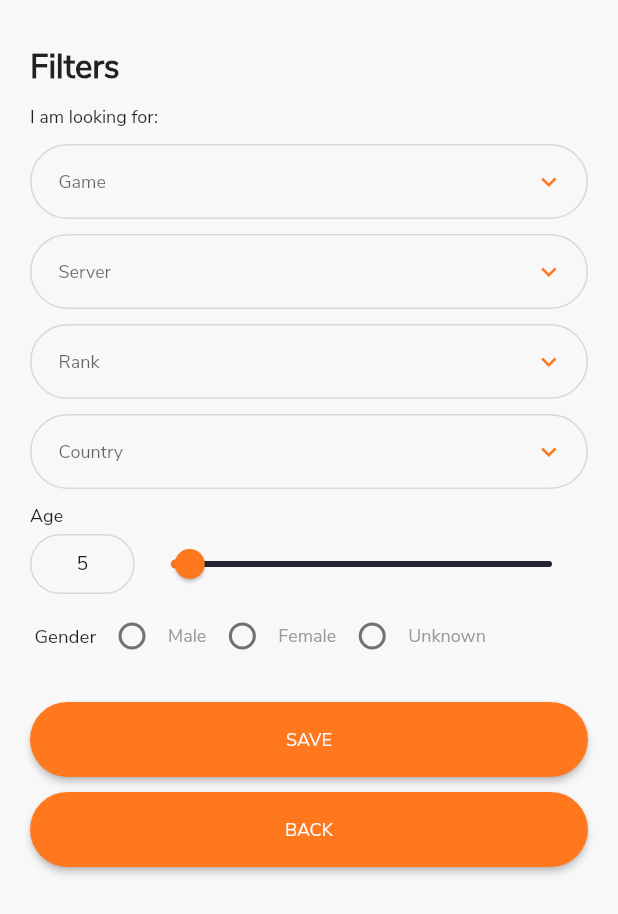
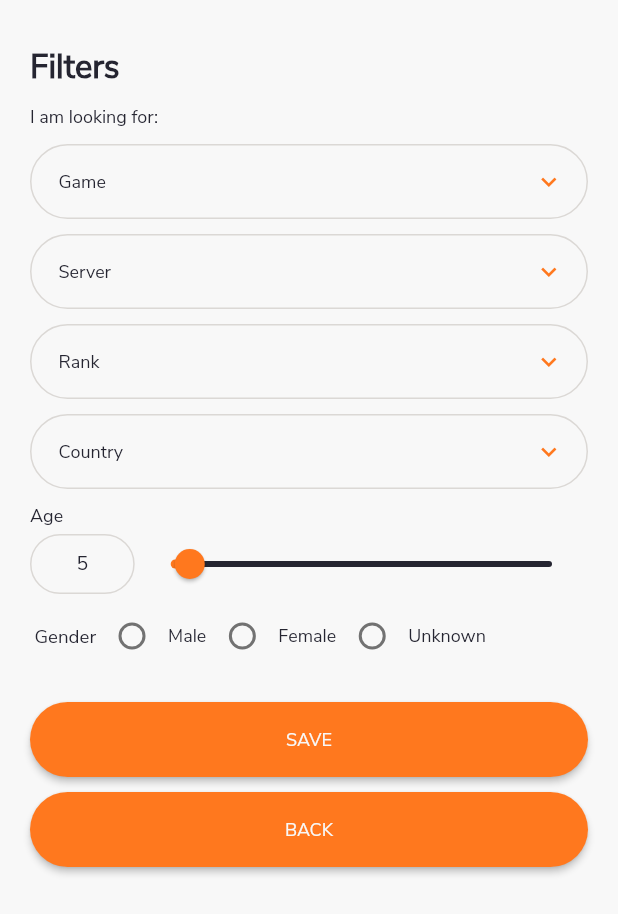
Before and after one commit to vrunds82/gamingpanda, a Flutter app: the filteritem screen opened by its route, on a phone screen of 412 x 824 dp. Shown: the top 914 px of the screen. Run offline on Flutter 3.47's test engine with Material 2 defaults, Android fonts, the phone set to English and light mode, and no system bars; our stand-ins replace material_design_icons_flutter, shared_preferences; missing offline and left inert: flutter_range_slider; accounts and stored records are empty.

Commit message:
Final Build

```diff
--- a/lib/filters.dart
+++ b/lib/filters.dart
@@ -56,10 +56,10 @@ class _filteritemState extends State<filteritem> {
             Row(crossAxisAlignment: CrossAxisAlignment.start,
               mainAxisAlignment: MainAxisAlignment.start,
               children: <Widget>[
-                Text("Filters",textAlign: TextAlign.left,style: TextStyle(
+                CustomText(text:"Filters",
                   fontWeight: FontWeight.bold,
                   fontSize: 22
-                ),),
+                ,),
 
               ],
             ),
@@ -67,9 +67,9 @@ class _filteritemState extends State<filteritem> {
             Row(crossAxisAlignment: CrossAxisAlignment.start,
               mainAxisAlignment: MainAxisAlignment.start,
               children: <Widget>[
-                Text("I am looking for:",textAlign: TextAlign.left,style: TextStyle(
+                CustomText(text:"I am looking for:",
                   fontSize:12,
-                ),),
+                ),
               ],
             ),
 SizedBox(height: 10,),
@@ -89,7 +89,7 @@ SizedBox(height: 10,),
                   Expanded(
                     child: DropdownButton(hint: Padding(
                       padding: const EdgeInsets.only(left: 18),
-                      child: Text("Game",style: TextStyle(fontSize: 12),),
+                      child: CustomText(text:"Game",fontSize: 12,),
                     ),underline: SizedBox(),
                       icon: Padding(
                         padding: const EdgeInsets.only(right: 15),
@@ -105,7 +105,7 @@ SizedBox(height: 10,),
                           value: val,
                           child: Padding(
                             padding: const EdgeInsets.all(10.0),
-                            child: Text(val,style: TextStyle(fontSize: 12),),
+                            child: CustomText(text:val,fontSize: 12,),
                           ),
                         );
                       }).toList(),
@@ -140,7 +140,7 @@ SizedBox(height: 10,),
                   Expanded(
                     child: DropdownButton(hint: Padding(
                       padding: const EdgeInsets.only(left: 18),
-                      child: Text("Server",style: TextStyle(fontSize: 12),),
+                      child: CustomText(text:"Server",fontSize: 12,),
                     ),underline: SizedBox(),
                       icon: Padding(
                         padding: const EdgeInsets.only(right: 15),
@@ -156,7 +156,7 @@ SizedBox(height: 10,),
                           value: val,
                           child: Padding(
                             padding: const EdgeInsets.all(10.0),
-                            child: Text(val,style: TextStyle(fontSize: 12),),
+                            child: CustomText(text:val,fontSize: 12,),
                           ),
                         );
                       }).toList(),
@@ -190,7 +190,7 @@ SizedBox(height: 10,),
                   Expanded(
                     child: DropdownButton(hint: Padding(
                       padding: const EdgeInsets.only(left: 18),
-                      child: Text("Rank",style: TextStyle(fontSize: 12),),
+                      child: CustomText(text:"Rank",fontSize: 12),
                     ),underline: SizedBox(),
                       icon: Padding(
                         padding: const EdgeInsets.only(right: 15),
@@ -206,7 +206,7 @@ SizedBox(height: 10,),
                           value: val,
                           child: Padding(
                             padding: const EdgeInsets.all(10.0),
-                            child: Text(val,style: TextStyle(fontSize: 12)),
+                            child: CustomText(text:val,fontSize: 12),
                           ),
                         );
                       }).toList(),
@@ -240,7 +240,7 @@ SizedBox(height: 10,),
                   Expanded(
                     child: DropdownButton(hint: Padding(
                       padding: const EdgeInsets.only(left: 18),
-                      child: Text("Country",style: TextStyle(fontSize: 12),),
+                      child: CustomText(text:"Country",fontSize: 12,),
                     ),underline: SizedBox(),
                       icon: Padding(
                         padding: const EdgeInsets.only(right: 15),
@@ -256,7 +256,7 @@ SizedBox(height: 10,),
                           value: val,
                           child: Padding(
                             padding: const EdgeInsets.all(10.0),
-                            child: Text(val,style: TextStyle(fontSize: 12)),
+                            child: CustomText(text:val,fontSize: 12),
                           ),
                         );
                       }).toList(),
@@ -275,10 +275,10 @@ SizedBox(height: 10,),
             Row(crossAxisAlignment: CrossAxisAlignment.start,
               mainAxisAlignment: MainAxisAlignment.start,
               children: <Widget>[
-                Text("Age",textAlign: TextAlign.left,style: TextStyle(
+                CustomText(text:"Age",
 
                     fontSize: 12
-                ),),
+                ,),
               ],
             ),
 
@@ -294,11 +294,14 @@ Row(
 
         child: Padding(
           padding: const EdgeInsets.only(left: 30,right: 30,top: 10,bottom: 10),
-          child: Text(start.toInt().toString(),style: TextStyle(fontSize: 13),),
+          child: CustomText(text:start.toInt().toString(),fontSize: 13,),
         )),
 
         Expanded(
+          child: Theme(
+            data: ThemeData(backgroundColor:Global.darkBlue),
             child: Slider(
+
       value: start,
      onChanged: (values){
 
@@ -317,6 +320,7 @@ Row(
 
     ),
           ),
+        ),
   ],
 ),
             Padding(
@@ -324,7 +328,7 @@ Row(
 
               child:   Row(children: <Widget>[
 
-                Text("Gender",style: TextStyle(fontSize: 12.5),),
+                CustomText(text:"Gender",fontSize: 12.5,),
 
                 Radio(
                   value: 1,
@@ -340,7 +344,7 @@ Row(
 
                 ),
 
-                new Text('Male',style: TextStyle(fontSize: 12,color: Global.greypanda),),
+                new CustomText(text:'Male',fontSize: 12),
 
                 Radio(
 
@@ -360,7 +364,7 @@ Row(
 
                 ),
 
-                new Text('Female',style: TextStyle(fontSize: 12,color: Global.greypanda)),
+                new CustomText(text:'Female',fontSize: 12),
 
                 Radio(
 
@@ -380,7 +384,7 @@ Row(
 
                 ),
 
-                new Text('Unknown',style: TextStyle(fontSize: 12,color: Global.greypanda)),
+                new CustomText(text:'Unknown',fontSize: 12),
 
               ],),
 
--- a/lib/global.dart
+++ b/lib/global.dart
@@ -481,12 +481,19 @@ class CustomButton extends StatelessWidget {
   Icon icon;
   Color textColor;
   Color backgroundColor;
+  VoidCallback onPressed;
 
 
-  CustomButton({this.text, this.icon, this.textColor, this.backgroundColor});
+
+
+  CustomButton({this.text, this.icon, this.textColor, this.backgroundColor,this.onPressed});
   @override
   Widget build(BuildContext context) {
-    return Container(
+    return InkWell(
+      onTap: (){
+        onPressed();
+      },
+      child: Container(
         width: MediaQuery.of(context).size.width*.5,
         decoration: BoxDecoration(
           color:backgroundColor,
@@ -511,6 +518,7 @@ class CustomButton extends StatelessWidget {
           ),
         ),
 
+      ),
     );
   }
 }
--- a/lib/profile.dart
+++ b/lib/profile.dart
@@ -75,6 +75,9 @@ class _profilepageState extends State<profilepage> {
                     text: "FILTERS",
                     icon: Icon(MdiIcons.filter,color: Colors.white,),
                     textColor: Colors.white,
+                    onPressed: (){
+                      Navigator.of(context).pushNamed('filter');
+                    },
                   ),
                   SizedBox(
                     height: 10,
@@ -84,6 +87,9 @@ class _profilepageState extends State<profilepage> {
                     text: "EDIT PROFILE",
                     icon: Icon(MdiIcons.pencil,color: Global.isSwitchedFT == true ? Global.blackpanda : Global.whitepanda,),
                     textColor: Global.isSwitchedFT == true ? Global.blackpanda : Global.whitepanda,
+                    onPressed: (){
+                  //    Navigator.of(context).pushNamed(routeName);
+                    },
                   ),
 
                   SizedBox(
```
Lines whose indentation alone changed are shown as unchanged.
